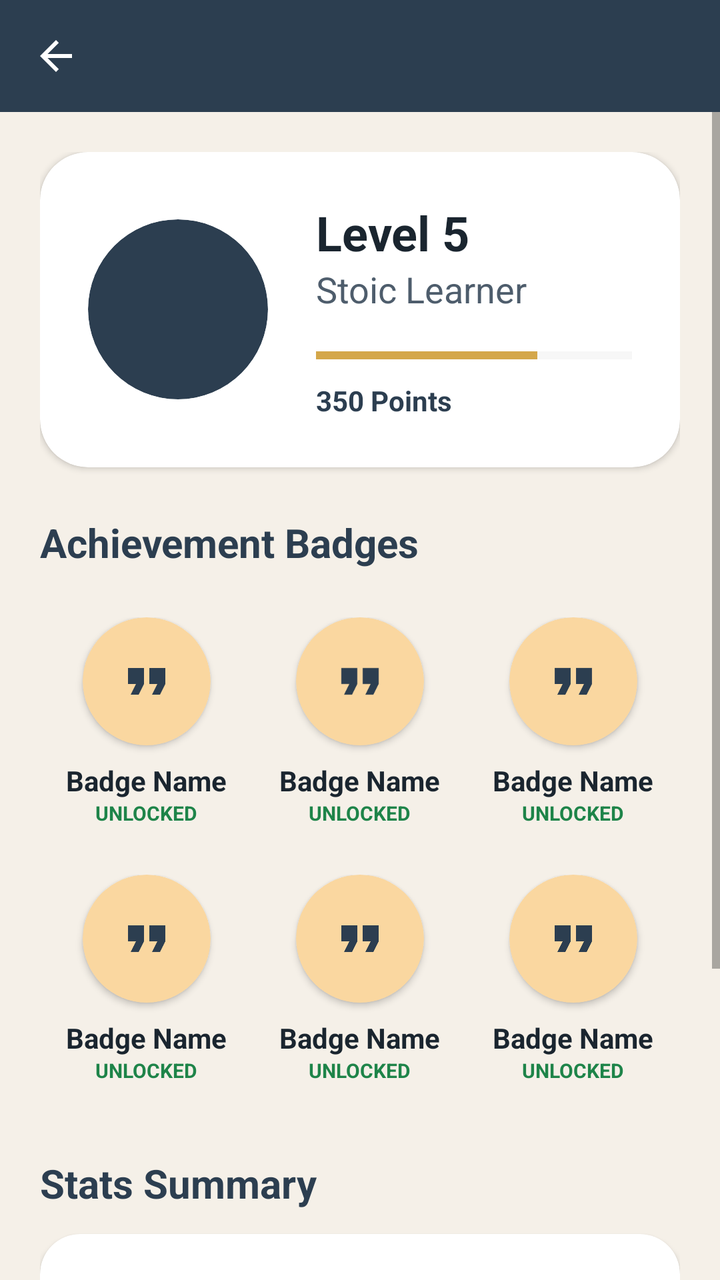
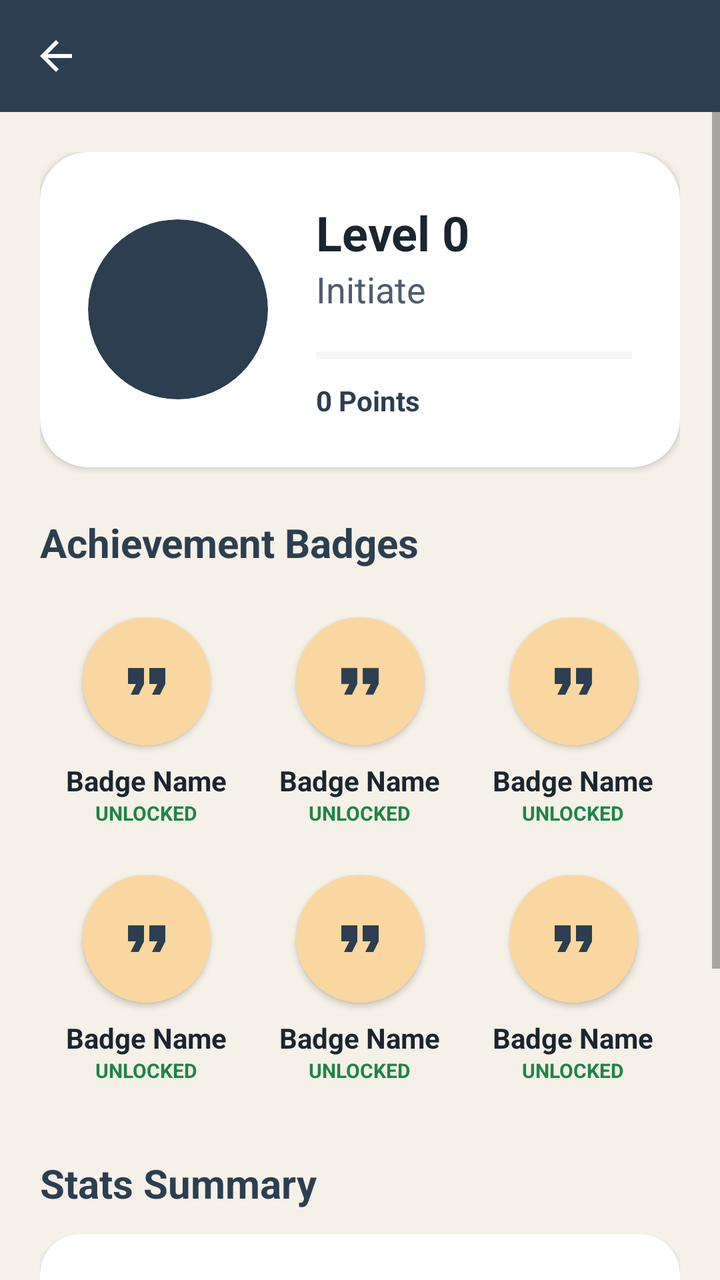

Compare the two renders of this Android layout. The source of the first and the diff that turns it into the second are given below.
<!-- AndroidManifest.xml: application theme Theme.StoicMind -->
<!-- res/layout/activity_achievements.xml -->
<?xml version="1.0" encoding="utf-8"?>
<LinearLayout xmlns:android="http://schemas.android.com/apk/res/android"
    xmlns:app="http://schemas.android.com/apk/res-auto"
    xmlns:tools="http://schemas.android.com/tools"
    android:layout_width="match_parent"
    android:layout_height="match_parent"
    android:orientation="vertical"
    android:background="?android:attr/windowBackground">

    <include
        android:id="@+id/toolbarInclude"
        layout="@layout/layout_toolbar" />

    <ScrollView
        android:layout_width="match_parent"
        android:layout_height="match_parent"
        android:fillViewport="true">

        <LinearLayout
            android:layout_width="match_parent"
            android:layout_height="wrap_content"
            android:orientation="vertical"
            android:padding="20dp">

            
            <androidx.cardview.widget.CardView
                android:layout_width="match_parent"
                android:layout_height="wrap_content"
                app:cardCornerRadius="24dp"
                app:cardElevation="2dp"
                android:layout_marginBottom="24dp">

                <LinearLayout
                    android:layout_width="match_parent"
                    android:layout_height="wrap_content"
                    android:orientation="horizontal"
                    android:padding="24dp"
                    android:gravity="center_vertical">

                    <androidx.cardview.widget.CardView
                        android:layout_width="90dp"
                        android:layout_height="90dp"
                        app:cardCornerRadius="45dp"
                        app:cardElevation="0dp"
                        app:cardBackgroundColor="?attr/colorPrimary">
                        <ImageView
                            android:layout_width="65dp"
                            android:layout_height="65dp"
                            android:layout_gravity="center"
                            android:src="@mipmap/ic_launcher"
                            app:tint="@color/colorGold"
                            android:contentDescription="Level Icon" />
                    </androidx.cardview.widget.CardView>

                    <LinearLayout
                        android:layout_width="match_parent"
                        android:layout_height="wrap_content"
                        android:orientation="vertical"
                        android:layout_marginStart="24dp">

                        <TextView
                            android:layout_width="wrap_content"
                            android:layout_height="wrap_content"
                            android:text="Level 5"
                            android:textColor="@color/colorTextPrimary"
                            android:textSize="24sp"
                            android:textStyle="bold" />

                        <TextView
                            android:layout_width="wrap_content"
                            android:layout_height="wrap_content"
                            android:text="Stoic Learner"
                            android:textColor="@color/colorTextSecondary"
                            android:textSize="18sp" />

                        <ProgressBar
                            style="?android:attr/progressBarStyleHorizontal"
                            android:layout_width="match_parent"
                            android:layout_height="10dp"
                            android:layout_marginTop="16dp"
                            android:progress="70"
                            android:progressTint="@color/colorGold"
                            android:progressBackgroundTint="@color/colorDivider" />

                        <TextView
                            android:layout_width="wrap_content"
                            android:layout_height="wrap_content"
                            android:text="350 Points"
                            android:textColor="?attr/colorPrimary"
                            android:textSize="14sp"
                            android:textStyle="bold"
                            android:layout_marginTop="8dp" />
                    </LinearLayout>
                </LinearLayout>
            </androidx.cardview.widget.CardView>

            
            <TextView
                android:layout_width="wrap_content"
                android:layout_height="wrap_content"
                android:text="Achievement Badges"
                android:textColor="?attr/colorPrimary"
                android:textSize="20sp"
                android:textStyle="bold"
                android:layout_marginBottom="12dp" />

            <GridLayout
                android:layout_width="match_parent"
                android:layout_height="wrap_content"
                android:columnCount="3"
                android:alignmentMode="alignMargins"
                android:layout_marginBottom="24dp">

                <include android:id="@+id/badge1" layout="@layout/item_badge" android:layout_width="0dp" android:layout_height="wrap_content" android:layout_columnWeight="1" />
                <include android:id="@+id/badge2" layout="@layout/item_badge" android:layout_width="0dp" android:layout_height="wrap_content" android:layout_columnWeight="1" />
                <include android:id="@+id/badge3" layout="@layout/item_badge" android:layout_width="0dp" android:layout_height="wrap_content" android:layout_columnWeight="1" />
                <include android:id="@+id/badge4" layout="@layout/item_badge" android:layout_width="0dp" android:layout_height="wrap_content" android:layout_columnWeight="1" />
                <include android:id="@+id/badge5" layout="@layout/item_badge" android:layout_width="0dp" android:layout_height="wrap_content" android:layout_columnWeight="1" />
                <include android:id="@+id/badge6" layout="@layout/item_badge" android:layout_width="0dp" android:layout_height="wrap_content" android:layout_columnWeight="1" />

            </GridLayout>

            
            <TextView
                android:layout_width="wrap_content"
                android:layout_height="wrap_content"
                android:text="Stats Summary"
                android:textColor="?attr/colorPrimary"
                android:textSize="20sp"
                android:textStyle="bold"
                android:layout_marginBottom="12dp" />

            <androidx.cardview.widget.CardView
                android:layout_width="match_parent"
                android:layout_height="wrap_content"
                app:cardCornerRadius="20dp"
                app:cardElevation="2dp"
                android:layout_marginBottom="32dp">

                <LinearLayout
                    android:layout_width="match_parent"
                    android:layout_height="wrap_content"
                    android:orientation="vertical"
                    android:padding="20dp">

                    <RelativeLayout android:layout_width="match_parent" android:layout_height="wrap_content" android:paddingVertical="8dp">
                        <TextView android:layout_width="wrap_content" android:layout_height="wrap_content" android:text="Total Reflections" android:textColor="@color/colorTextSecondary" />
                        <TextView android:layout_width="wrap_content" android:layout_height="wrap_content" android:layout_alignParentEnd="true" android:text="42" android:textStyle="bold" android:textColor="?attr/colorPrimary" />
                    </RelativeLayout>
                    <View android:layout_width="match_parent" android:layout_height="1dp" android:background="@color/colorDivider" />

                    <RelativeLayout android:layout_width="match_parent" android:layout_height="wrap_content" android:paddingVertical="8dp">
                        <TextView android:layout_width="wrap_content" android:layout_height="wrap_content" android:text="Total Journal Entries" android:textColor="@color/colorTextSecondary" />
                        <TextView android:layout_width="wrap_content" android:layout_height="wrap_content" android:layout_alignParentEnd="true" android:text="15" android:textStyle="bold" android:textColor="?attr/colorPrimary" />
                    </RelativeLayout>
                    <View android:layout_width="match_parent" android:layout_height="1dp" android:background="@color/colorDivider" />

                    <RelativeLayout android:layout_width="match_parent" android:layout_height="wrap_content" android:paddingVertical="8dp">
                        <TextView android:layout_width="wrap_content" android:layout_height="wrap_content" android:text="Longest Streak" android:textColor="@color/colorTextSecondary" />
                        <TextView android:layout_width="wrap_content" android:layout_height="wrap_content" android:layout_alignParentEnd="true" android:text="12 Days" android:textStyle="bold" android:textColor="?attr/colorPrimary" />
                    </RelativeLayout>
                    <View android:layout_width="match_parent" android:layout_height="1dp" android:background="@color/colorDivider" />

                    <RelativeLayout android:layout_width="match_parent" android:layout_height="wrap_content" android:paddingVertical="8dp">
                        <TextView android:layout_width="wrap_content" android:layout_height="wrap_content" android:text="Habits Completed" android:textColor="@color/colorTextSecondary" />
                        <TextView android:layout_width="wrap_content" android:layout_height="wrap_content" android:layout_alignParentEnd="true" android:text="85" android:textStyle="bold" android:textColor="?attr/colorPrimary" />
                    </RelativeLayout>

                </LinearLayout>
            </androidx.cardview.widget.CardView>

        </LinearLayout>
    </ScrollView>
</LinearLayout>
<!-- res/layout/layout_toolbar.xml (included above) -->
<?xml version="1.0" encoding="utf-8"?>
<androidx.appcompat.widget.Toolbar xmlns:android="http://schemas.android.com/apk/res/android"
    xmlns:app="http://schemas.android.com/apk/res-auto"
    android:id="@+id/toolbar"
    android:layout_width="match_parent"
    android:layout_height="?attr/actionBarSize"
    android:background="?attr/colorPrimary"
    app:titleTextColor="?attr/colorOnPrimary"
    app:navigationIconTint="?attr/colorOnPrimary"
    app:navigationIcon="?attr/homeAsUpIndicator"
    android:theme="@style/ThemeOverlay.AppCompat.Dark.ActionBar" />
<!-- res/layout/item_badge.xml (included above) -->
<?xml version="1.0" encoding="utf-8"?>
<LinearLayout xmlns:android="http://schemas.android.com/apk/res/android"
    xmlns:app="http://schemas.android.com/apk/res-auto"
    android:layout_width="match_parent"
    android:layout_height="wrap_content"
    android:orientation="vertical"
    android:gravity="center"
    android:padding="12dp">

    <androidx.cardview.widget.CardView
        android:id="@+id/cvBadgeIcon"
        android:layout_width="64dp"
        android:layout_height="64dp"
        app:cardCornerRadius="32dp"
        app:cardElevation="2dp"
        app:cardBackgroundColor="#FAD7A0">

        <ImageView
            android:id="@+id/ivBadgeIcon"
            android:layout_width="32dp"
            android:layout_height="32dp"
            android:layout_gravity="center"
            android:src="@drawable/ic_quote"
            app:tint="?attr/colorPrimary"
            android:contentDescription="Badge Icon" />
    </androidx.cardview.widget.CardView>

    <TextView
        android:id="@+id/tvBadgeName"
        android:layout_width="wrap_content"
        android:layout_height="wrap_content"
        android:layout_marginTop="8dp"
        android:text="Badge Name"
        android:textColor="@color/colorTextPrimary"
        android:textSize="14sp"
        android:textStyle="bold"
        android:gravity="center" />

    <TextView
        android:id="@+id/tvBadgeStatus"
        android:layout_width="wrap_content"
        android:layout_height="wrap_content"
        android:text="Unlocked"
        android:textColor="@color/colorSuccess"
        android:textSize="10sp"
        android:textAllCaps="true"
        android:textStyle="bold" />

</LinearLayout>
<!-- resources referenced by this layout -->
<resources>
  <color name="colorDivider">#E0E0E0</color>
  <color name="colorGold">#D4A74A</color>
  <color name="colorSuccess">#1E8449</color>
  <color name="colorTextPrimary">#1A252F</color>
  <color name="colorTextSecondary">#4E5D6C</color>
  <!-- drawable ic_quote (drawable) -->
  <?xml version="1.0" encoding="utf-8"?>
  <vector xmlns:android="http://schemas.android.com/apk/res/android"
      android:width="24dp"
      android:height="24dp"
      android:viewportWidth="24"
      android:viewportHeight="24">
      <path
          android:fillColor="#E8A87C"
          android:pathData="M6,17h3l2,-4V7H5v6h3zm8,0h3l2,-4V7h-6v6h3z"/>
  </vector>
  <!-- mipmap ic_launcher (mipmap-anydpi-v26) -->
  <?xml version="1.0" encoding="utf-8"?>
  <adaptive-icon xmlns:android="http://schemas.android.com/apk/res/android">
      <background android:drawable="@drawable/ic_launcher_background"/>
      <foreground android:drawable="@mipmap/ic_launcher_foreground"/>
      <monochrome android:drawable="@mipmap/ic_launcher_foreground"/>
  </adaptive-icon>
  <style name="Theme.StoicMind" parent="Theme.MaterialComponents.DayNight.NoActionBar">
          <item name="colorPrimary">@color/colorPrimary</item>
          <item name="colorPrimaryVariant">@color/colorPrimaryDark</item>
          <item name="colorOnPrimary">@color/colorTextLight</item>
          <item name="colorSecondary">@color/colorAccent</item>
          <item name="colorSecondaryVariant">@color/colorGold</item>
          <item name="colorOnSecondary">@color/colorTextLight</item>
          <item name="android:statusBarColor">@color/colorPrimaryDark</item>
          <item name="android:windowBackground">@color/colorBackground</item>
  
          
          <item name="textInputStyle">@style/Widget.StoicMind.TextInputLayout</item>
      </style>
  <!-- drawable ic_launcher_background: vector/xml drawable (drawable, 4866 chars, omitted) -->
  <color name="colorPrimary">#2C3E50</color>
  <color name="colorPrimaryDark">#1A2634</color>
  <color name="colorTextLight">#FFFFFF</color>
  <color name="colorAccent">#E8A87C</color>
  <color name="colorBackground">#F5F0E8</color>
  <style name="Widget.StoicMind.TextInputLayout" parent="Widget.MaterialComponents.TextInputLayout.OutlinedBox">
          <item name="hintTextColor">@color/colorPrimary</item>
          <item name="android:textColorHint">@color/colorTextSecondary</item>
          <item name="boxStrokeColor">@color/colorPrimary</item>
          <item name="startIconTint">@color/colorTextSecondary</item>
          <item name="endIconTint">@color/colorTextSecondary</item>
      </style>
</resources>

<!-- the commit's change to res/layout/activity_achievements.xml (unified diff, before → after) -->
@@ -59,33 +59,37 @@
                         android:layout_marginStart="24dp">
 
                         <TextView
+                            android:id="@+id/tvUserLevel"
                             android:layout_width="wrap_content"
                             android:layout_height="wrap_content"
-                            android:text="Level 5"
+                            android:text="Level 0"
                             android:textColor="@color/colorTextPrimary"
                             android:textSize="24sp"
                             android:textStyle="bold" />
 
                         <TextView
+                            android:id="@+id/tvUserTitle"
                             android:layout_width="wrap_content"
                             android:layout_height="wrap_content"
-                            android:text="Stoic Learner"
+                            android:text="Initiate"
                             android:textColor="@color/colorTextSecondary"
                             android:textSize="18sp" />
 
                         <ProgressBar
+                            android:id="@+id/progressBarLevel"
                             style="?android:attr/progressBarStyleHorizontal"
                             android:layout_width="match_parent"
                             android:layout_height="10dp"
                             android:layout_marginTop="16dp"
-                            android:progress="70"
+                            android:progress="0"
                             android:progressTint="@color/colorGold"
                             android:progressBackgroundTint="@color/colorDivider" />
 
                         <TextView
+                            android:id="@+id/tvUserPoints"
                             android:layout_width="wrap_content"
                             android:layout_height="wrap_content"
-                            android:text="350 Points"
+                            android:text="0 Points"
                             android:textColor="?attr/colorPrimary"
                             android:textSize="14sp"
                             android:textStyle="bold"
@@ -145,25 +149,25 @@
 
                     <RelativeLayout android:layout_width="match_parent" android:layout_height="wrap_content" android:paddingVertical="8dp">
                         <TextView android:layout_width="wrap_content" android:layout_height="wrap_content" android:text="Total Reflections" android:textColor="@color/colorTextSecondary" />
-                        <TextView android:layout_width="wrap_content" android:layout_height="wrap_content" android:layout_alignParentEnd="true" android:text="42" android:textStyle="bold" android:textColor="?attr/colorPrimary" />
+                        <TextView android:id="@+id/tvTotalReflections" android:layout_width="wrap_content" android:layout_height="wrap_content" android:layout_alignParentEnd="true" android:text="0" android:textStyle="bold" android:textColor="?attr/colorPrimary" />
                     </RelativeLayout>
                     <View android:layout_width="match_parent" android:layout_height="1dp" android:background="@color/colorDivider" />
 
                     <RelativeLayout android:layout_width="match_parent" android:layout_height="wrap_content" android:paddingVertical="8dp">
                         <TextView android:layout_width="wrap_content" android:layout_height="wrap_content" android:text="Total Journal Entries" android:textColor="@color/colorTextSecondary" />
-                        <TextView android:layout_width="wrap_content" android:layout_height="wrap_content" android:layout_alignParentEnd="true" android:text="15" android:textStyle="bold" android:textColor="?attr/colorPrimary" />
+                        <TextView android:id="@+id/tvTotalJournalEntries" android:layout_width="wrap_content" android:layout_height="wrap_content" android:layout_alignParentEnd="true" android:text="0" android:textStyle="bold" android:textColor="?attr/colorPrimary" />
                     </RelativeLayout>
                     <View android:layout_width="match_parent" android:layout_height="1dp" android:background="@color/colorDivider" />
 
                     <RelativeLayout android:layout_width="match_parent" android:layout_height="wrap_content" android:paddingVertical="8dp">
                         <TextView android:layout_width="wrap_content" android:layout_height="wrap_content" android:text="Longest Streak" android:textColor="@color/colorTextSecondary" />
-                        <TextView android:layout_width="wrap_content" android:layout_height="wrap_content" android:layout_alignParentEnd="true" android:text="12 Days" android:textStyle="bold" android:textColor="?attr/colorPrimary" />
+                        <TextView android:id="@+id/tvLongestStreak" android:layout_width="wrap_content" android:layout_height="wrap_content" android:layout_alignParentEnd="true" android:text="0 Days" android:textStyle="bold" android:textColor="?attr/colorPrimary" />
                     </RelativeLayout>
                     <View android:layout_width="match_parent" android:layout_height="1dp" android:background="@color/colorDivider" />
 
                     <RelativeLayout android:layout_width="match_parent" android:layout_height="wrap_content" android:paddingVertical="8dp">
                         <TextView android:layout_width="wrap_content" android:layout_height="wrap_content" android:text="Habits Completed" android:textColor="@color/colorTextSecondary" />
-                        <TextView android:layout_width="wrap_content" android:layout_height="wrap_content" android:layout_alignParentEnd="true" android:text="85" android:textStyle="bold" android:textColor="?attr/colorPrimary" />
+                        <TextView android:id="@+id/tvHabitsCompleted" android:layout_width="wrap_content" android:layout_height="wrap_content" android:layout_alignParentEnd="true" android:text="0" android:textStyle="bold" android:textColor="?attr/colorPrimary" />
                     </RelativeLayout>
 
                 </LinearLayout>
